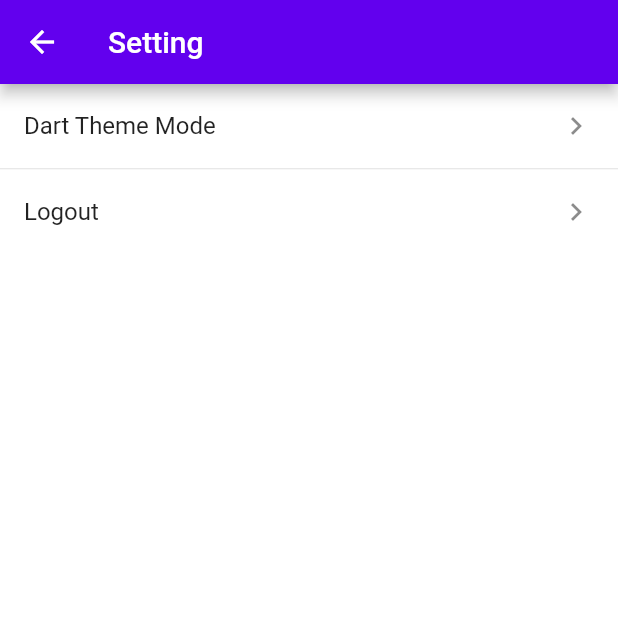
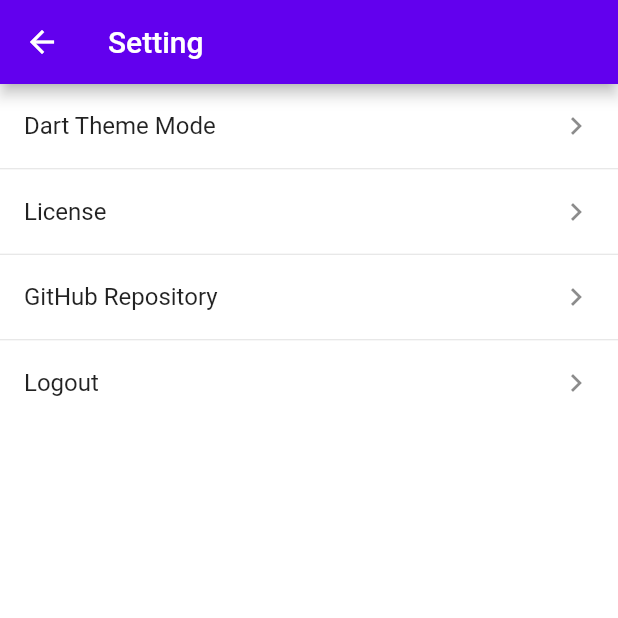
Before and after one commit to oke331/memo_sample, a Flutter app: the SettingPage screen opened by its route, on a phone screen of 412 x 824 dp, the top half of it. Run offline on Flutter 3.47's test engine with Material 2 defaults, Android fonts, the phone set to English and light mode, and no system bars; our stand-ins replace cloud_firestore, firebase_auth, firebase_core, flutter_hooks, flutter_riverpod, freezed_annotation and 4 more; missing offline and left inert: flutterfire_ui; accounts and stored records are empty; statements that could not run were skipped.

Commit message:
Add setting tiles

```diff
--- a/lib/l10n/intl_en.arb
+++ b/lib/l10n/intl_en.arb
@@ -33,6 +33,8 @@
   "logout": "Logout",
   "logoutMessage": "Would you like to log out?",
   "logoutSuccessfully": "Logout Successfully.",
+  "github": "GitHub Repository",
+  "license": "License",
   "@_THTME_MODE_PAGE": {},
   "themeModeName": "Dart Theme Mode",
   "darkTheme": "Dark Theme",
--- a/lib/l10n/intl_ja.arb
+++ b/lib/l10n/intl_ja.arb
@@ -33,6 +33,8 @@
   "logout": "ログアウト",
   "logoutMessage": "ログアウトしますか？",
   "logoutSuccessfully": "ログアウトしました！",
+  "github": "GitHubリポジトリへGo!!",
+  "license": "ライセンス情報",
   "@_THTME_MODE_PAGE": {},
   "themeModeName": "ダークテーマモード",
   "darkTheme": "ダークテーマ",
--- a/lib/presentation/page/setting_page/setting_body.dart
+++ b/lib/presentation/page/setting_page/setting_body.dart
@@ -4,6 +4,7 @@ import 'package:memo_sample/generated/l10n.dart';
 import 'package:memo_sample/presentation/page/setting_page/logout_dialog.dart';
 import 'package:memo_sample/presentation/page/setting_page/setting_tile.dart';
 import 'package:memo_sample/router.dart';
+import 'package:url_launcher/url_launcher.dart';
 
 class SettingBody extends HookConsumerWidget {
   const SettingBody({Key? key}) : super(key: key);
@@ -14,6 +15,14 @@ class SettingBody extends HookConsumerWidget {
       SettingTile(
         text: S.of(context).themeModeName,
         onTap: () => ref.read(routerProvider).go('/setting/themeMode'),
+      ),
+      SettingTile(
+        text: S.of(context).license,
+        onTap: () => showLicensePage(context: context),
+      ),
+      SettingTile(
+        text: S.of(context).github,
+        onTap: () async => launch('https://github.com/oke331/memo_sample'),
       ),
       SettingTile(
         text: S.of(context).logout,
--- a/pubspec.yaml
+++ b/pubspec.yaml
@@ -25,6 +25,7 @@ dependencies:
   freezed_annotation: ^1.1.0
   json_serializable: ^6.1.3
   shared_preferences: ^2.0.11
+  url_launcher: ^6.0.17
 
 dev_dependencies:
   flutter_test:
```
Also changed, not shown: lib/generated/intl/messages_en.dart, lib/generated/intl/messages_ja.dart, lib/generated/l10n.dart, pubspec.lock.
